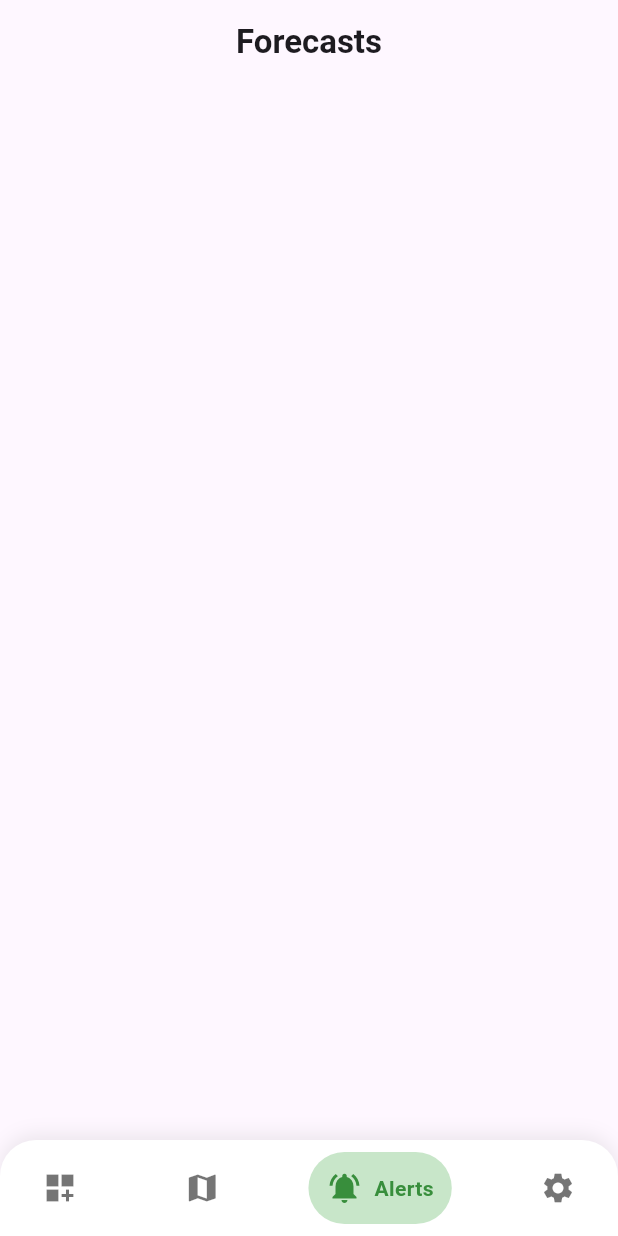
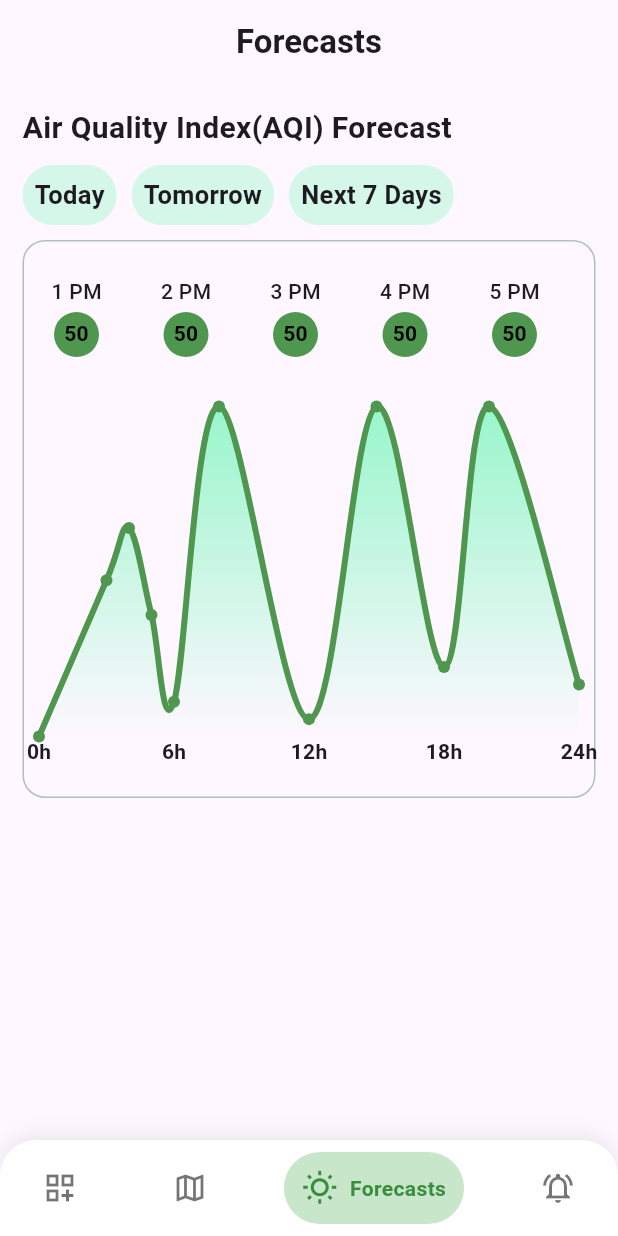
Before and after one commit to amrelmaadawy/pollution_predict, a Flutter app: the screen it shows after launch, item 3 of the bottom bar chosen, on a phone screen of 412 x 824 dp. Run offline on Flutter 3.47's test engine with Material 3 defaults, Android fonts, the phone set to English and light mode, and no system bars; drawn by our look-alikes of fl_chart, google_nav_bar.

Commit message:
add AQI chart for today

```diff
--- a/lib/features/air_quality/ui/widgets/custom_nav_bar.dart
+++ b/lib/features/air_quality/ui/widgets/custom_nav_bar.dart
@@ -22,7 +22,7 @@ class CustomNavBar extends StatelessWidget {
         ),
         boxShadow: [
           BoxShadow(
-            color: Colors.grey.withValues(alpha:0.2),
+            color: Colors.grey.withValues(alpha: 0.2),
             blurRadius: 10,
             offset: const Offset(0, -3),
           ),
@@ -34,16 +34,19 @@ class CustomNavBar extends StatelessWidget {
           gap: 8,
           backgroundColor: Colors.transparent,
           color: Colors.black54,
-          activeColor: Colors.green.shade700, // أيقونة مختارة
-          tabBackgroundColor: Colors.green.shade100, // خلفية شفافة فاتحة
+          activeColor: Colors.green.shade700,
+          tabBackgroundColor: Colors.green.shade100,
           padding: const EdgeInsets.all(12),
           selectedIndex: selectedIndex,
           onTabChange: onTabChange,
           tabs: const [
-            GButton(icon: Icons.dashboard_customize, text: "Dashboard"),
-            GButton(icon: Icons.map, text: "Map"),
-            GButton(icon: Icons.notifications_active, text: "Alerts"),
-            GButton(icon: Icons.settings, text: "Settings"),
+            GButton(
+              icon: Icons.dashboard_customize_outlined,
+              text: "Dashboard",
+            ),
+            GButton(icon: Icons.map_outlined, text: "Map"),
+            GButton(icon: Icons.wb_sunny_outlined, text: "Forecasts"),
+            GButton(icon: Icons.notifications_active_outlined, text: "Alerts"),
           ],
         ),
       ),
--- a/lib/features/air_quality/ui/widgets/linear_chart.dart
+++ b/lib/features/air_quality/ui/widgets/linear_chart.dart
@@ -16,7 +16,6 @@ class LinearChart extends StatelessWidget {
             gridData: FlGridData(show: false),
             borderData: FlBorderData(show: false),
 
-            // ✅ تعديل الـ titlesData
             titlesData: FlTitlesData(
               bottomTitles: AxisTitles(
                 sideTitles: SideTitles(
@@ -67,9 +66,15 @@ class LinearChart extends StatelessWidget {
               LineChartBarData(
                 spots: const [
                   FlSpot(0, 1),
+                  FlSpot(3, 10),
+                  FlSpot(4, 13),
+                  FlSpot(5, 8),
                   FlSpot(6, 3),
+                  FlSpot(8, 20),
                   FlSpot(12, 2),
+                  FlSpot(15, 20),
                   FlSpot(18, 5),
+                  FlSpot(20, 20),
                   FlSpot(24, 4),
                 ],
                 isCurved: true,
--- a/lib/features/forecasts/UI/forecasts_view.dart
+++ b/lib/features/forecasts/UI/forecasts_view.dart
@@ -1,10 +1,43 @@
 import 'package:flutter/material.dart';
+import 'package:pollution/core/app_colors.dart';
+import 'package:pollution/features/air_quality/ui/widgets/linear_chart.dart';
+import 'package:pollution/features/forecasts/UI/widgets/custom_forecasts_time_container.dart';
+import 'package:pollution/features/forecasts/UI/widgets/todays_forecast_by_time.dart';
 
 class ForecastsView extends StatelessWidget {
   const ForecastsView({super.key});
 
   @override
   Widget build(BuildContext context) {
-    return Container();
+    return Padding(
+      padding: const EdgeInsets.all(15.0),
+      child: Column(
+        crossAxisAlignment: CrossAxisAlignment.start,
+        children: [
+          Text(
+            "Air Quality Index(AQI) Forecast",
+            style: TextStyle(fontSize: 20, fontWeight: FontWeight.bold),
+          ),
+          SizedBox(height: 10),
+          Row(
+            children: [
+              CustomForecastsTimeContianer(time: 'Today'),
+              SizedBox(width: 10),
+              CustomForecastsTimeContianer(time: 'Tomorrow'),
+              SizedBox(width: 10),
+              CustomForecastsTimeContianer(time: 'Next 7 Days'),
+            ],
+          ),
+          SizedBox(height: 10),
+          Container(
+            decoration: BoxDecoration(
+              border: Border.all(color: kLightBorderColor),
+              borderRadius: BorderRadius.circular(15),
+            ),
+            child: Column(children: [TodaysForecastsByTime(), LinearChart()]),
+          ),
+        ],
+      ),
+    );
   }
 }
--- /dev/null
+++ b/lib/features/forecasts/UI/widgets/custom_forecasts_time_container.dart
@@ -0,0 +1,24 @@
+import 'package:flutter/material.dart';
+import 'package:pollution/core/app_colors.dart';
+
+class CustomForecastsTimeContianer extends StatelessWidget {
+  const CustomForecastsTimeContianer({super.key, required this.time});
+  final String time;
+
+  @override
+  Widget build(BuildContext context) {
+    return Container(
+      decoration: BoxDecoration(
+        color: kLightHighlightGreenColor,
+        borderRadius: BorderRadius.circular(20),
+      ),
+      child: Padding(
+        padding: const EdgeInsets.all(8.0),
+        child: Text(
+          time,
+          style: TextStyle(fontSize: 17, fontWeight: FontWeight.bold),
+        ),
+      ),
+    );
+  }
+}
--- /dev/null
+++ b/lib/features/forecasts/UI/widgets/todays_forecast_by_time.dart
@@ -0,0 +1,52 @@
+
+import 'package:flutter/material.dart';
+import 'package:pollution/core/app_colors.dart';
+
+class TodaysForecastsByTime extends StatelessWidget {
+  const TodaysForecastsByTime({
+    super.key,
+  });
+
+  @override
+  Widget build(BuildContext context) {
+    return SizedBox(
+      height: 100,
+      child: ListView.separated(
+        shrinkWrap: true,
+        scrollDirection: Axis.horizontal,
+        itemBuilder: (context, index) {
+          return SizedBox(
+            width: 70,
+            child: Column(
+              mainAxisAlignment: MainAxisAlignment.center,
+              children: [
+                Text(
+                  '${index + 1} PM', // الوقت
+                  style: const TextStyle(
+                    fontSize: 14,
+                    fontWeight: FontWeight.w500,
+                  ),
+                ),
+                const SizedBox(height: 4),
+                CircleAvatar(
+                  radius: 15,
+                  backgroundColor: kLightPrimaryColor,
+                  child: Text(
+                    '50', // القيمة
+                    style: const TextStyle(
+                      fontSize: 14,
+                      fontWeight: FontWeight.bold,
+                      color: Colors.black,
+                    ),
+                  ),
+                ),
+              ],
+            ),
+          );
+        },
+        separatorBuilder: (context, index) => const SizedBox(width: 3),
+        itemCount: 12,
+      ),
+    );
+  }
+}
```
